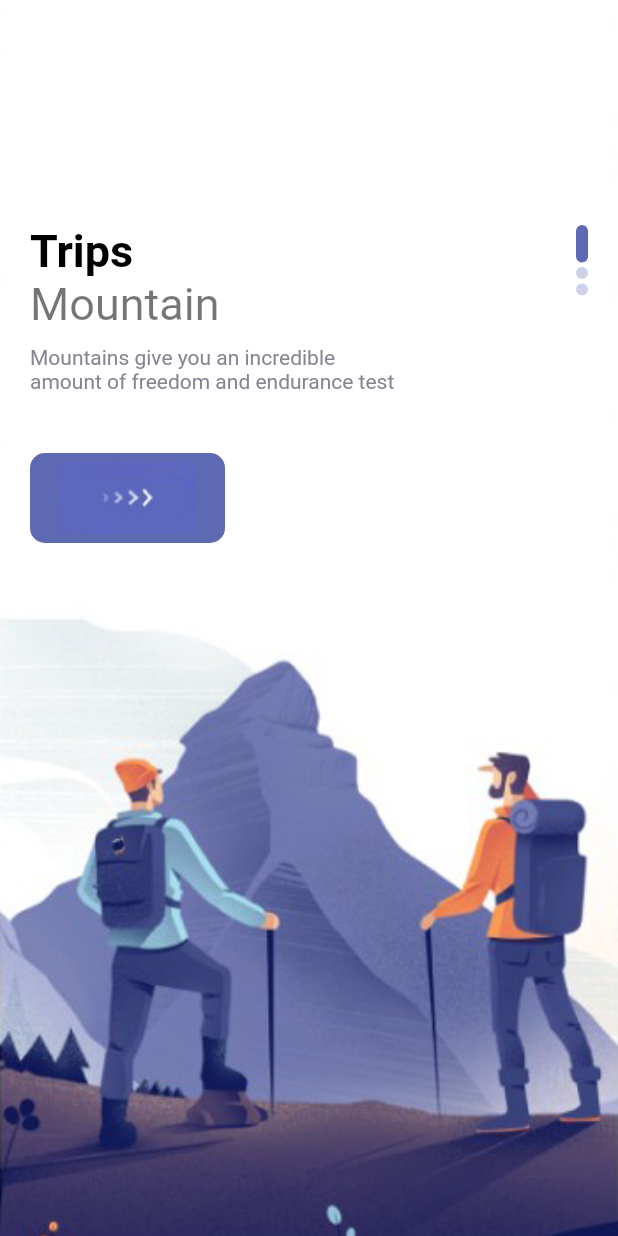
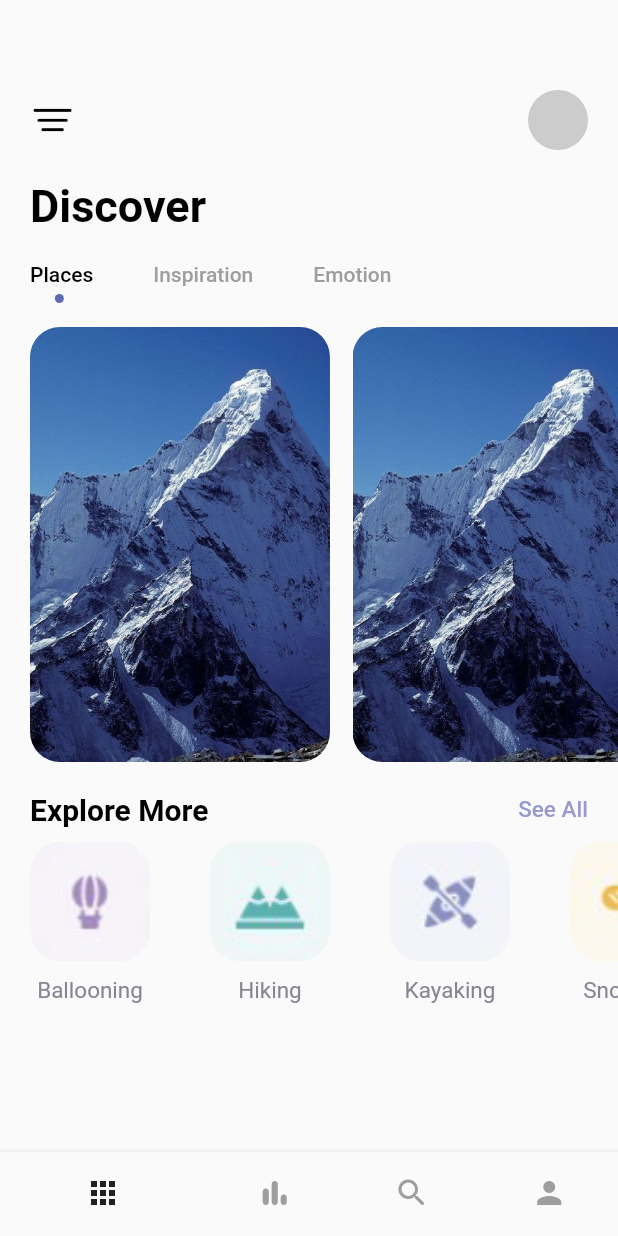
Before and after one commit to akash84323/travel_app, a Flutter app: the screen it shows after launch, on a phone screen of 412 x 824 dp. Run offline on Flutter 3.47's test engine with Material 2 defaults, Android fonts, the phone set to English and light mode, and no system bars.

```diff
--- a/lib/main.dart
+++ b/lib/main.dart
@@ -1,5 +1,5 @@
 import 'package:flutter/material.dart';
-import 'package:travel_app/pages/welcome_page.dart';
+import 'package:travel_app/pages/nav_pages/main_page.dart';
 
 void main() {
   runApp(const MyApp());
@@ -16,7 +16,7 @@ class MyApp extends StatelessWidget {
       theme: ThemeData(
         primarySwatch: Colors.blue,
       ),
-      home: const WelcomePage(),
+      home: const MainPage(),
     );
   }
 }
--- a/lib/pages/nav_pages/home_page.dart
+++ b/lib/pages/nav_pages/home_page.dart
@@ -0,0 +1,202 @@
+// ignore_for_file: public_member_api_docs, sort_constructors_first, must_be_immutable
+// ignore_for_file: sized_box_for_whitespace, avoid_unnecessary_containers
+
+import 'package:flutter/cupertino.dart';
+import 'package:flutter/material.dart';
+import 'package:travel_app/misc/colors.dart';
+
+import 'package:travel_app/widgets/app_large_text.dart';
+import 'package:travel_app/widgets/app_text.dart';
+
+class HomePage extends StatefulWidget {
+  const HomePage({super.key});
+
+  @override
+  State<HomePage> createState() => _HomePageState();
+}
+
+class _HomePageState extends State<HomePage> with TickerProviderStateMixin {
+  var image = {
+    'balloning.png': 'Ballooning',
+    'hiking.png': 'Hiking',
+    'kayaking.png': 'Kayaking',
+    'snorkling.png': 'Snorkling'
+  };
+  @override
+  Widget build(BuildContext context) {
+    TabController tabcontroller = TabController(length: 3, vsync: this);
+    return Scaffold(
+      body: Column(
+        crossAxisAlignment: CrossAxisAlignment.start,
+        children: [
+          Container(
+            padding: const EdgeInsets.only(top: 60, left: 20),
+            child: Row(
+              mainAxisAlignment: MainAxisAlignment.spaceBetween,
+              children: [
+                const Icon(CupertinoIcons.line_horizontal_3_decrease,
+                    size: 30, color: Colors.black),
+                Container(
+                    margin: const EdgeInsets.only(right: 20),
+                    width: 40,
+                    height: 40,
+                    decoration: BoxDecoration(
+                        borderRadius: BorderRadius.circular(50),
+                        color: Colors.grey.withOpacity(0.5))),
+              ],
+            ),
+          ),
+          const SizedBox(height: 20),
+          Container(
+              margin: const EdgeInsets.only(left: 20),
+              child: AppLargeText(text: 'Discover')),
+          const SizedBox(height: 5),
+          Container(
+            child: Align(
+              alignment: Alignment.centerLeft,
+              child: TabBar(
+                  labelPadding: const EdgeInsets.only(left: 20, right: 20),
+                  controller: tabcontroller,
+                  labelColor: Colors.black,
+                  unselectedLabelColor: Colors.grey,
+                  isScrollable: true,
+                  indicatorSize: TabBarIndicatorSize.label,
+                  indicatorColor: Colors.black54,
+                  indicator:
+                      CircleTabIndicator(color: AppColors.mainColor, radius: 3),
+                  tabs: const [
+                    Tab(text: 'Places'),
+                    Tab(text: 'Inspiration'),
+                    Tab(text: 'Emotion'),
+                  ]),
+            ),
+          ),
+          Container(
+            padding: const EdgeInsets.only(left: 20, top: 10),
+            height: 300,
+            width: double.maxFinite,
+            child: TabBarView(controller: tabcontroller, children: [
+              ListView.builder(
+                scrollDirection: Axis.horizontal,
+                itemCount: 3,
+                itemBuilder: (BuildContext context, int index) {
+                  return Container(
+                    margin: const EdgeInsets.only(right: 15),
+                    width: 200,
+                    height: 300,
+                    decoration: BoxDecoration(
+                      borderRadius: BorderRadius.circular(20),
+                      color: Colors.white,
+                      image: const DecorationImage(
+                          image: AssetImage('img/mountain.jpeg'),
+                          fit: BoxFit.cover),
+                    ),
+                  );
+                },
+              ),
+              const Text('bye'),
+              const Text('there'),
+            ]),
+          ),
+          const SizedBox(
+            height: 20,
+          ),
+          Container(
+            margin: const EdgeInsets.only(left: 20, right: 20),
+            child: Row(
+              mainAxisAlignment: MainAxisAlignment.spaceBetween,
+              children: [
+                AppLargeText(
+                  text: 'Explore More',
+                  size: 20,
+                ),
+                AppText(
+                  text: 'See All',
+                  color: AppColors.textColor1,
+                  size: 15,
+                  fontWeight: FontWeight.w500,
+                )
+              ],
+            ),
+          ),
+          const SizedBox(
+            height: 10,
+          ),
+          Container(
+            height: 120,
+            width: double.maxFinite,
+            margin: const EdgeInsets.only(left: 20),
+            child: ListView.builder(
+              scrollDirection: Axis.horizontal,
+              itemCount: 4,
+              itemBuilder: (context, index) {
+                return Container(
+                  margin: const EdgeInsets.only(right: 40),
+                  child: Column(
+                    children: [
+                      Container(
+                        //margin: const EdgeInsets.only(right: 40),
+                        width: 80,
+                        height: 80,
+                        decoration: BoxDecoration(
+                          borderRadius: BorderRadius.circular(20),
+                          color: Colors.white,
+                          image: DecorationImage(
+                              image: AssetImage(
+                                  'img/${image.keys.elementAt(index)}'),
+                              fit: BoxFit.cover),
+                        ),
+                      ),
+                      const SizedBox(
+                        height: 10,
+                      ),
+                      Container(
+                        child: AppText(
+                          text: image.values.elementAt(index),
+                          color: AppColors.textColor2,
+                          size: 15,
+                        ),
+                      )
+                    ],
+                  ),
+                );
+              },
+            ),
+          )
+        ],
+      ),
+    );
+  }
+}
+
+class CircleTabIndicator extends Decoration {
+  final Color color;
+  double radius;
+  CircleTabIndicator({
+    required this.color,
+    required this.radius,
+  });
+  @override
+  BoxPainter createBoxPainter([VoidCallback? onChanged]) {
+    return _CirclePainter(color: color, radius: radius);
+  }
+}
+
+class _CirclePainter extends BoxPainter {
+  final Color color;
+  double radius;
+  _CirclePainter({
+    required this.color,
+    required this.radius,
+  });
+  @override
+  void paint(Canvas canvas, Offset offset, ImageConfiguration configuration) {
+    Paint paint = Paint();
+    paint.color = color;
+    paint.isAntiAlias = true;
+    final Offset circleOffset = Offset(
+        configuration.size!.width / 2 - radius / 2,
+        configuration.size!.height - radius * 3);
+    canvas.drawCircle(offset + circleOffset, radius, paint);
+  }
+}
--- a/lib/pages/nav_pages/main_page.dart
+++ b/lib/pages/nav_pages/main_page.dart
@@ -2,6 +2,8 @@ import 'package:flutter/material.dart';
 import 'package:travel_app/pages/nav_pages/bar_item_page.dart';
 import 'package:travel_app/pages/nav_pages/my_page.dart';
 import 'package:travel_app/pages/nav_pages/search_page.dart';
+
+import 'home_page.dart';
 
 class MainPage extends StatefulWidget {
   const MainPage({super.key});
@@ -11,18 +13,39 @@ class MainPage extends StatefulWidget {
 }
 
 class _MainPageState extends State<MainPage> {
-  List pages = [BarItemPage(), SearchPage(), MyPage()];
+  List pages = [
+    const HomePage(),
+    const BarItemPage(),
+    const SearchPage(),
+    const MyPage()
+  ];
+  int currentIndex = 0;
+  void onTap(int index) {
+    setState(() {
+      currentIndex = index;
+    });
+  }
+
   @override
   Widget build(BuildContext context) {
     return Scaffold(
+      backgroundColor: Colors.white,
+      body: pages[currentIndex],
       bottomNavigationBar: BottomNavigationBar(
+        onTap: onTap,
+        currentIndex: currentIndex,
+        selectedItemColor: Colors.black87,
+        unselectedItemColor: Colors.grey,
+        showSelectedLabels: false,
+        showUnselectedLabels: false,
+        elevation: 5,
         items: const [
-          BottomNavigationBarItem(label: 'Home', icon: Icon(Icons.apps)),
+          BottomNavigationBarItem(label: 'Home', icon: Icon(Icons.apps)), //0
           BottomNavigationBarItem(
-              label: 'Bar', icon: Icon(Icons.bar_chart_rounded)),
+              label: 'Bar', icon: Icon(Icons.bar_chart_rounded)), //1
           BottomNavigationBarItem(
-              label: 'Search', icon: Icon(Icons.search_rounded)),
-          BottomNavigationBarItem(label: 'My', icon: Icon(Icons.person)),
+              label: 'Search', icon: Icon(Icons.search_rounded)), //2
+          BottomNavigationBarItem(label: 'My', icon: Icon(Icons.person)), //3
         ],
       ),
     );
--- a/lib/widgets/app_text.dart
+++ b/lib/widgets/app_text.dart
@@ -5,21 +5,20 @@ class AppText extends StatelessWidget {
   double size;
   final String text;
   final Color color;
+  final FontWeight fontWeight;
   AppText({
     Key? key,
     this.size = 30,
     required this.text,
     this.color = Colors.black54,
+    this.fontWeight = FontWeight.normal,
   }) : super(key: key);
 
   @override
   Widget build(BuildContext context) {
     return Text(
       text,
-      style: TextStyle(
-        color: color,
-        fontSize: size,
-      ),
+      style: TextStyle(color: color, fontSize: size, fontWeight: fontWeight),
     );
   }
 }
```
